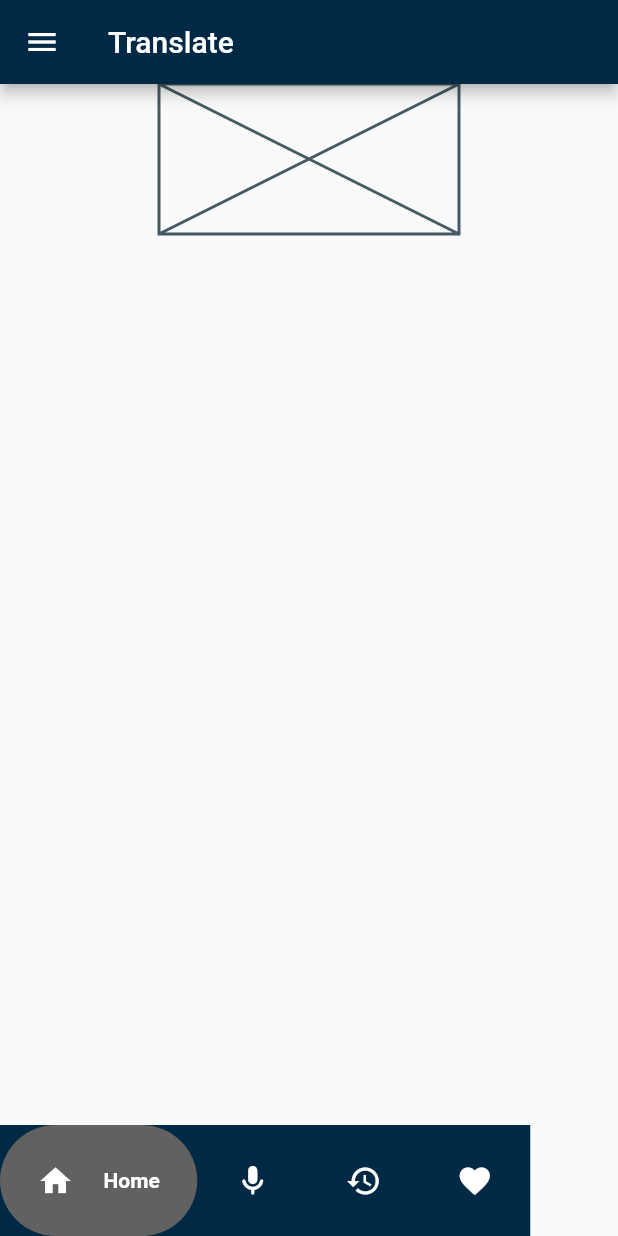
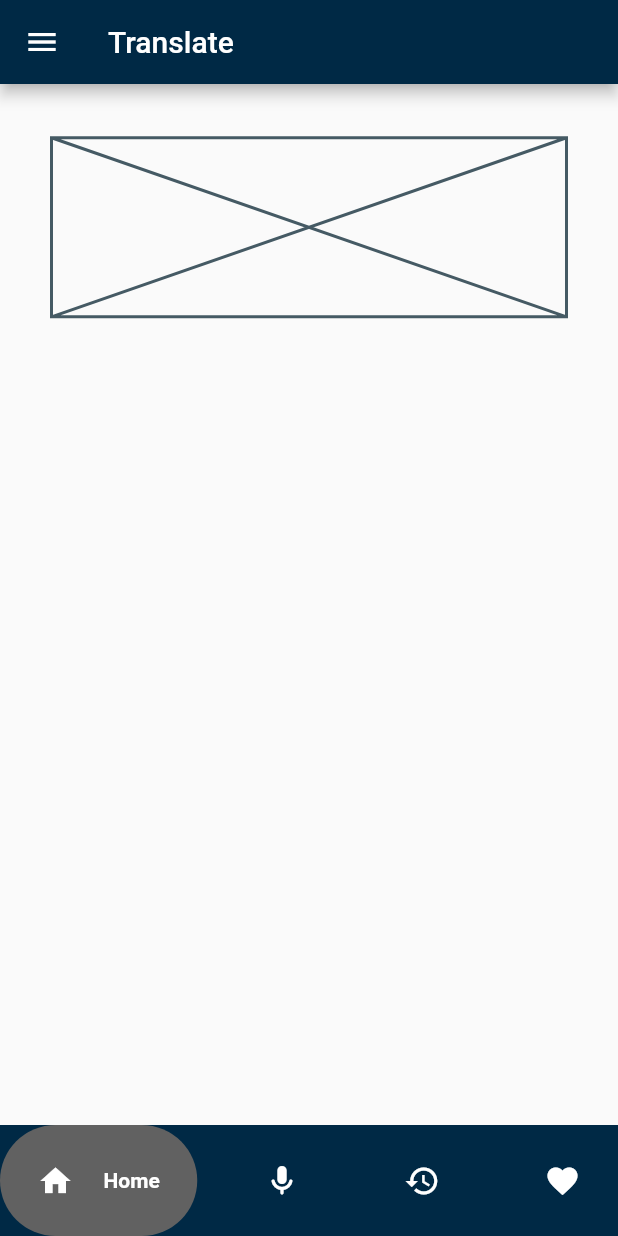
Before and after one commit to sev-n/translate, a Flutter app: the screen it shows after launch, on a phone screen of 412 x 824 dp. Run offline on Flutter 3.47's test engine with Material 2 defaults, Android fonts, the phone set to English and light mode, and no system bars; drawn by our look-alikes of google_nav_bar; our stand-ins replace flutter_screenutil.

```diff
--- a/lib/home.dart
+++ b/lib/home.dart
@@ -35,6 +35,9 @@ class HomePageState extends State<HomePage> {
     return Scaffold(
       bottomNavigationBar: SingleChildScrollView(
         scrollDirection: Axis.horizontal,
+        child: Container(
+          width: MediaQuery.of(context).size.width,
+          color: mcgpalette,
           child: GNav(
             backgroundColor: mcgpalette,
             color: Colors.white,
@@ -69,6 +72,7 @@ class HomePageState extends State<HomePage> {
                 iconColor: Colors.white,
               )
             ],
+          ),
         ),
       ),
       appBar: AppBar(
@@ -125,7 +129,6 @@ class HomePageState extends State<HomePage> {
               onTap: () {
                 Navigator.pop(context);
                 Navigator.pushNamed(context, '/privacy');
-
               },
             ),
           ],
--- a/lib/main.dart
+++ b/lib/main.dart
@@ -1,4 +1,5 @@
 import 'package:flutter/material.dart';
+import 'package:flutter_screenutil/flutter_screenutil.dart';
 import 'package:translate/colors.dart';
 
 import 'home.dart';
@@ -15,6 +16,10 @@ class MyApp extends StatelessWidget {
   // This widget is the root of your application.
   @override
   Widget build(BuildContext context) {
+    return ScreenUtilInit(
+      designSize: const Size(360, 690),
+      splitScreenMode: true,
+      builder: (context, child) {
         return MaterialApp(
           debugShowCheckedModeBanner: false,
           title: 'Flutter Demo',
@@ -30,5 +35,7 @@ class MyApp extends StatelessWidget {
             // '/languages': (context) => const MyLanguageUI(),
           },
         );
+      },
+    );
   }
 }
--- a/lib/pages/bottom_nav_pages/default_page.dart
+++ b/lib/pages/bottom_nav_pages/default_page.dart
@@ -1,4 +1,5 @@
 import 'package:flutter/material.dart';
+import 'package:flutter_screenutil/flutter_screenutil.dart';
 
 class DefaultPage extends StatelessWidget {
   const DefaultPage({super.key});
@@ -6,16 +7,21 @@ class DefaultPage extends StatelessWidget {
   @override
   Widget build(BuildContext context) {
     return Stack(
-      children:  [
-        SizedBox(height: 20),
-        Align(
-          alignment: Alignment.topCenter,
-          child: Container(
-            width: 200,
-            height: 100,
-            child:  const Placeholder(
-              fallbackWidth: 100,
-              fallbackHeight: 100,
+      children: [
+        Center(
+          child: Padding(
+            padding: EdgeInsets.only(top: 30.h),
+            child: Column(
+              children: [
+                SizedBox(
+                  width: 300.w,
+                  height: 100.h,
+                  child: Placeholder(
+                    fallbackHeight: 100.h,
+                    fallbackWidth: 100.w,
+                  ),
+                ),
+              ],
             ),
           ),
         ),
```
Also changed, not shown: lib/pages/home_page.dart (deleted). Lines whose indentation alone changed are shown as unchanged.
